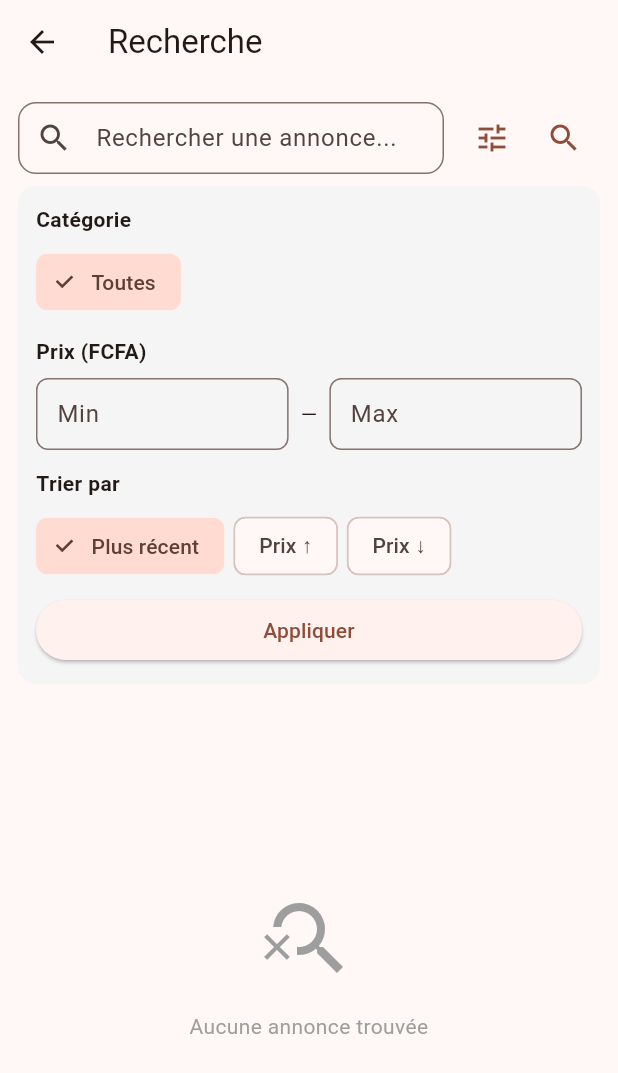
After one commit to KANLEBIBOTIENOCK/marketplace_c2c, a Flutter app: the RecherchePage screen opened directly, after a tap on the "tune" icon, on a phone screen of 412 x 824 dp. The commit adds this screen. Shown: the top 1073 px of the screen. Run offline on Flutter 3.47's test engine with Material 3 defaults, Android fonts, the phone set to English and light mode, and no system bars; our stand-ins replace flutter_dotenv, flutter_riverpod, image_picker, supabase_flutter; accounts and stored records are empty.

Commit message:
SP5 done : index + TSVECTOR full-text search + RecherchePage + filtres catégorie/prix/tri

```diff
--- a/lib/features/annonces/presentation/pages/catalogue_page.dart
+++ b/lib/features/annonces/presentation/pages/catalogue_page.dart
@@ -5,6 +5,7 @@ import '../providers/annonce_provider.dart';
 import '../widgets/annonce_card.dart';
 import 'creation_annonce_page.dart';
 import 'detail_annonce_page.dart';
+import 'recherche_page.dart';
 
 class CataloguePage extends ConsumerWidget {
   const CataloguePage({super.key});
@@ -17,6 +18,13 @@ class CataloguePage extends ConsumerWidget {
       appBar: AppBar(
         title: const Text('Marketplace'),
         actions: [
+          IconButton(
+            icon: const Icon(Icons.search),
+            onPressed: () => Navigator.push(
+              context,
+              MaterialPageRoute(builder: (_) => const RecherchePage()),
+            ),
+          ),
           IconButton(
             icon: const Icon(Icons.person),
             onPressed: () => Navigator.push(
@@ -37,7 +45,7 @@ class CataloguePage extends ConsumerWidget {
               Text(e.toString(), textAlign: TextAlign.center),
               const SizedBox(height: 12),
               ElevatedButton(
-                onPressed: () => ref.refresh(annoncesProvider),
+                onPressed: () => ref.invalidate(annoncesProvider),
                 child: const Text('Réessayer'),
               ),
             ],
@@ -70,7 +78,7 @@ class CataloguePage extends ConsumerWidget {
             );
           }
           return RefreshIndicator(
-            onRefresh: () async => ref.refresh(annoncesProvider),
+            onRefresh: () async => ref.invalidate(annoncesProvider),
             child: GridView.builder(
               padding: const EdgeInsets.all(12),
               gridDelegate: const SliverGridDelegateWithFixedCrossAxisCount(
@@ -87,7 +95,8 @@ class CataloguePage extends ConsumerWidget {
                   onTap: () => Navigator.push(
                     context,
                     MaterialPageRoute(
-                      builder: (_) => DetailAnnoncePage(annonceId: annonce.id),
+                      builder: (_) =>
+                          DetailAnnoncePage(annonceId: annonce.id),
                     ),
                   ),
                 );
@@ -102,7 +111,7 @@ class CataloguePage extends ConsumerWidget {
             context,
             MaterialPageRoute(builder: (_) => const CreationAnnoncePage()),
           );
-          ref.refresh(annoncesProvider);
+          ref.invalidate(annoncesProvider);
         },
         icon: const Icon(Icons.add),
         label: const Text('Publier'),
--- a/lib/features/annonces/presentation/pages/detail_annonce_page.dart
+++ b/lib/features/annonces/presentation/pages/detail_annonce_page.dart
@@ -44,13 +44,13 @@ class DetailAnnoncePage extends ConsumerWidget {
                       await ref
                           .read(marquerVendueUsecaseProvider)
                           .call(annonce.id);
-                      ref.refresh(annoncesProvider);
+                      ref.invalidate(annoncesProvider);
                       if (context.mounted) Navigator.pop(context);
                     } else if (value == 'supprimer') {
                       await ref
                           .read(supprimerAnnonceUsecaseProvider)
                           .call(annonce.id);
-                      ref.refresh(annoncesProvider);
+                      ref.invalidate(annoncesProvider);
                       if (context.mounted) Navigator.pop(context);
                     }
                   },
--- /dev/null
+++ b/lib/features/annonces/presentation/pages/recherche_page.dart
@@ -0,0 +1,311 @@
+import 'package:flutter/material.dart';
+import 'package:flutter_riverpod/flutter_riverpod.dart';
+import '../providers/categorie_provider.dart';
+import '../providers/recherche_provider.dart';
+import '../widgets/annonce_card.dart';
+import 'detail_annonce_page.dart';
+
+class RecherchePage extends ConsumerStatefulWidget {
+  const RecherchePage({super.key});
+
+  @override
+  ConsumerState<RecherchePage> createState() => _RecherchePageState();
+}
+
+class _RecherchePageState extends ConsumerState<RecherchePage> {
+  final _searchController = TextEditingController();
+  final _prixMinController = TextEditingController();
+  final _prixMaxController = TextEditingController();
+  bool _showFilters = false;
+
+  @override
+  void dispose() {
+    _searchController.dispose();
+    _prixMinController.dispose();
+    _prixMaxController.dispose();
+    super.dispose();
+  }
+
+  void _appliquerRecherche() {
+    final prixMin = double.tryParse(_prixMinController.text.trim());
+    final prixMax = double.tryParse(_prixMaxController.text.trim());
+    ref.read(rechercheParamsProvider.notifier).update((state) => state.copyWith(
+          query: _searchController.text.trim(),
+          prixMin: prixMin,
+          prixMax: prixMax,
+          resetPrixMin: _prixMinController.text.isEmpty,
+          resetPrixMax: _prixMaxController.text.isEmpty,
+        ));
+  }
+
+  void _resetFiltres() {
+    _searchController.clear();
+    _prixMinController.clear();
+    _prixMaxController.clear();
+    ref.read(rechercheParamsProvider.notifier).state =
+        const RechercheParams();
+  }
+
+  @override
+  Widget build(BuildContext context) {
+    final params = ref.watch(rechercheParamsProvider);
+    final resultats = ref.watch(rechercheProvider);
+    final categoriesAsync = ref.watch(categoriesProvider);
+
+    return Scaffold(
+      appBar: AppBar(
+        title: const Text('Recherche'),
+        actions: [
+          if (!params.isEmpty)
+            TextButton(
+              onPressed: _resetFiltres,
+              child: const Text('Réinitialiser'),
+            ),
+        ],
+      ),
+      body: Column(
+        children: [
+          // Barre de recherche
+          Padding(
+            padding: const EdgeInsets.fromLTRB(12, 12, 12, 0),
+            child: Row(
+              children: [
+                Expanded(
+                  child: TextField(
+                    controller: _searchController,
+                    decoration: InputDecoration(
+                      hintText: 'Rechercher une annonce...',
+                      prefixIcon: const Icon(Icons.search),
+                      border: OutlineInputBorder(
+                          borderRadius: BorderRadius.circular(12)),
+                      contentPadding:
+                          const EdgeInsets.symmetric(vertical: 0, horizontal: 12),
+                    ),
+                    onSubmitted: (_) => _appliquerRecherche(),
+                  ),
+                ),
+                const SizedBox(width: 8),
+                IconButton(
+                  icon: Icon(
+                    Icons.tune,
+                    color: _showFilters
+                        ? Theme.of(context).colorScheme.primary
+                        : null,
+                  ),
+                  onPressed: () =>
+                      setState(() => _showFilters = !_showFilters),
+                  tooltip: 'Filtres',
+                ),
+                IconButton(
+                  icon: const Icon(Icons.search),
+                  onPressed: _appliquerRecherche,
+                  color: Theme.of(context).colorScheme.primary,
+                ),
+              ],
+            ),
+          ),
+
+          // Panneau filtres
+          if (_showFilters)
+            Container(
+              margin: const EdgeInsets.fromLTRB(12, 8, 12, 0),
+              padding: const EdgeInsets.all(12),
+              decoration: BoxDecoration(
+                color: Colors.grey[100],
+                borderRadius: BorderRadius.circular(12),
+              ),
+              child: Column(
+                crossAxisAlignment: CrossAxisAlignment.start,
+                children: [
+                  // Catégorie
+                  const Text('Catégorie',
+                      style: TextStyle(fontWeight: FontWeight.bold)),
+                  const SizedBox(height: 8),
+                  categoriesAsync.when(
+                    loading: () => const LinearProgressIndicator(),
+                    error: (e, _) => Text(e.toString()),
+                    data: (categories) => Wrap(
+                      spacing: 6,
+                      runSpacing: 4,
+                      children: [
+                        FilterChip(
+                          label: const Text('Toutes'),
+                          selected: params.categorieId == null,
+                          onSelected: (_) => ref
+                              .read(rechercheParamsProvider.notifier)
+                              .update((s) => s.copyWith(resetCategorie: true)),
+                        ),
+                        ...categories.map((cat) => FilterChip(
+                              label: Text(cat.nom),
+                              selected: params.categorieId == cat.id,
+                              onSelected: (_) => ref
+                                  .read(rechercheParamsProvider.notifier)
+                                  .update((s) => s.copyWith(
+                                      categorieId: cat.id)),
+                            )),
+                      ],
+                    ),
+                  ),
+                  const SizedBox(height: 12),
+
+                  // Prix
+                  const Text('Prix (FCFA)',
+                      style: TextStyle(fontWeight: FontWeight.bold)),
+                  const SizedBox(height: 8),
+                  Row(
+                    children: [
+                      Expanded(
+                        child: TextField(
+                          controller: _prixMinController,
+                          keyboardType: TextInputType.number,
+                          decoration: InputDecoration(
+                            hintText: 'Min',
+                            border: OutlineInputBorder(
+                                borderRadius: BorderRadius.circular(8)),
+                            contentPadding: const EdgeInsets.symmetric(
+                                vertical: 8, horizontal: 10),
+                          ),
+                        ),
+                      ),
+                      const Padding(
+                        padding: EdgeInsets.symmetric(horizontal: 8),
+                        child: Text('—'),
+                      ),
+                      Expanded(
+                        child: TextField(
+                          controller: _prixMaxController,
+                          keyboardType: TextInputType.number,
+                          decoration: InputDecoration(
+                            hintText: 'Max',
+                            border: OutlineInputBorder(
+                                borderRadius: BorderRadius.circular(8)),
+                            contentPadding: const EdgeInsets.symmetric(
+                                vertical: 8, horizontal: 10),
+                          ),
+                        ),
+                      ),
+                    ],
+                  ),
+                  const SizedBox(height: 12),
+
+                  // Tri
+                  const Text('Trier par',
+                      style: TextStyle(fontWeight: FontWeight.bold)),
+                  const SizedBox(height: 8),
+                  Wrap(
+                    spacing: 6,
+                    children: [
+                      ChoiceChip(
+                        label: const Text('Plus récent'),
+                        selected: params.tri == 'recent',
+                        onSelected: (_) => ref
+                            .read(rechercheParamsProvider.notifier)
+                            .update((s) => s.copyWith(tri: 'recent')),
+                      ),
+                      ChoiceChip(
+                        label: const Text('Prix ↑'),
+                        selected: params.tri == 'prix_asc',
+                        onSelected: (_) => ref
+                            .read(rechercheParamsProvider.notifier)
+                            .update((s) => s.copyWith(tri: 'prix_asc')),
+                      ),
+                      ChoiceChip(
+                        label: const Text('Prix ↓'),
+                        selected: params.tri == 'prix_desc',
+                        onSelected: (_) => ref
+                            .read(rechercheParamsProvider.notifier)
+                            .update((s) => s.copyWith(tri: 'prix_desc')),
+                      ),
+                    ],
+                  ),
+                  const SizedBox(height: 8),
+                  SizedBox(
+                    width: double.infinity,
+                    child: ElevatedButton(
+                      onPressed: _appliquerRecherche,
+                      child: const Text('Appliquer'),
+                    ),
+                  ),
+                ],
+              ),
+            ),
+
+          const SizedBox(height: 8),
+
+          // Résultats
+          Expanded(
+            child: resultats.when(
+              loading: () =>
+                  const Center(child: CircularProgressIndicator()),
+              error: (e, _) => Center(child: Text(e.toString())),
+              data: (annonces) {
+                if (annonces.isEmpty) {
+                  return Center(
+                    child: Column(
+                      mainAxisAlignment: MainAxisAlignment.center,
+                      children: [
+                        const Icon(Icons.search_off,
+                            size: 64, color: Colors.grey),
+                        const SizedBox(height: 16),
+                        Text(
+                          params.query.isNotEmpty
+                              ? 'Aucun résultat pour "${params.query}"'
+                              : 'Aucune annonce trouvée',
+                          style: const TextStyle(color: Colors.grey),
+                          textAlign: TextAlign.center,
+                        ),
+                      ],
+                    ),
+                  );
+                }
+                return Column(
+                  children: [
+                    Padding(
+                      padding: const EdgeInsets.symmetric(horizontal: 12),
+                      child: Row(
+                        children: [
+                          Text(
+                            '${annonces.length} résultat${annonces.length > 1 ? 's' : ''}',
+                            style: const TextStyle(
+                                color: Colors.grey, fontSize: 13),
+                          ),
+                        ],
+                      ),
+                    ),
+                    const SizedBox(height: 8),
+                    Expanded(
+                      child: GridView.builder(
+                        padding: const EdgeInsets.symmetric(horizontal: 12),
+                        gridDelegate:
+                            const SliverGridDelegateWithFixedCrossAxisCount(
+                          crossAxisCount: 2,
+                          crossAxisSpacing: 12,
+                          mainAxisSpacing: 12,
+                          childAspectRatio: 0.75,
+                        ),
+                        itemCount: annonces.length,
+                        itemBuilder: (context, index) {
+                          final annonce = annonces[index];
+                          return AnnonceCard(
+                            annonce: annonce,
+                            onTap: () => Navigator.push(
+                              context,
+                              MaterialPageRoute(
+                                builder: (_) => DetailAnnoncePage(
+                                    annonceId: annonce.id),
+                              ),
+                            ),
+                          );
+                        },
+                      ),
+                    ),
+                  ],
+                );
+              },
+            ),
+          ),
+        ],
+      ),
+    );
+  }
+}
--- a/pubspec.yaml
+++ b/pubspec.yaml
@@ -38,6 +38,7 @@ dependencies:
   flutter_riverpod: ^3.3.2
   flutter_dotenv: ^6.0.1
   image_picker: ^1.2.2
+  riverpod: ^3.3.2
 
 dev_dependencies:
   flutter_test:
```
Also changed, not shown: pubspec.lock.
